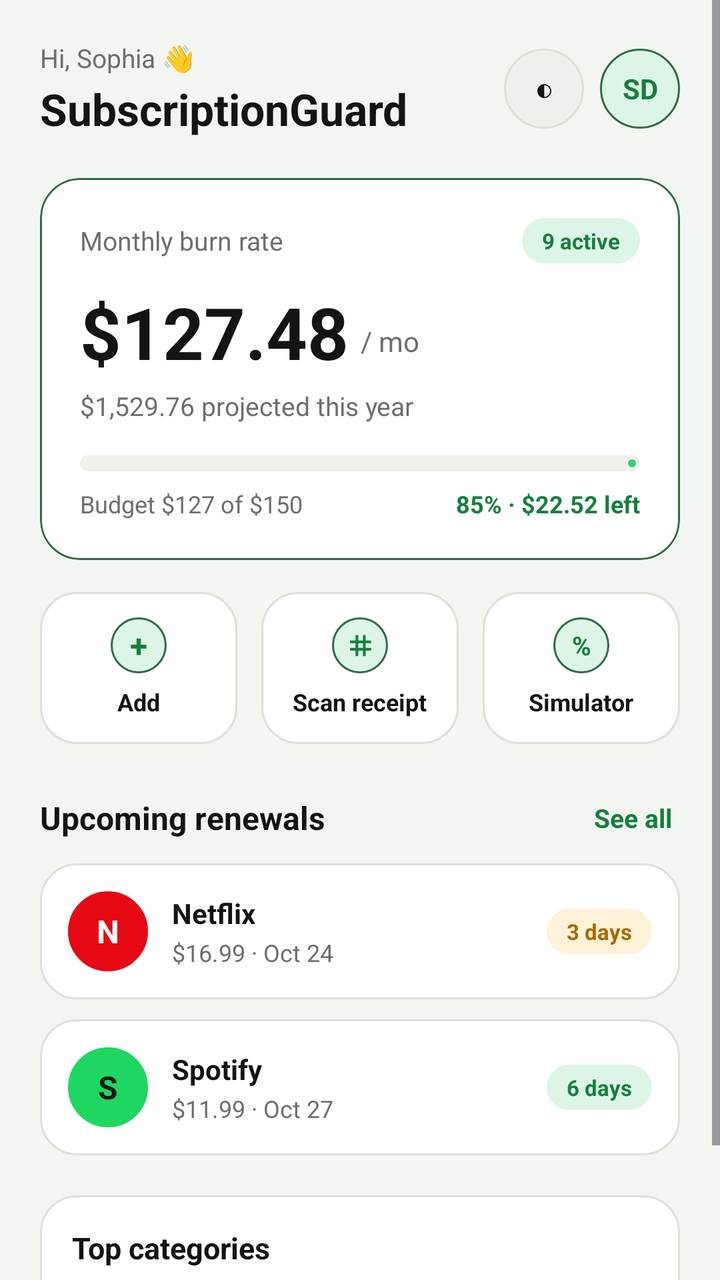
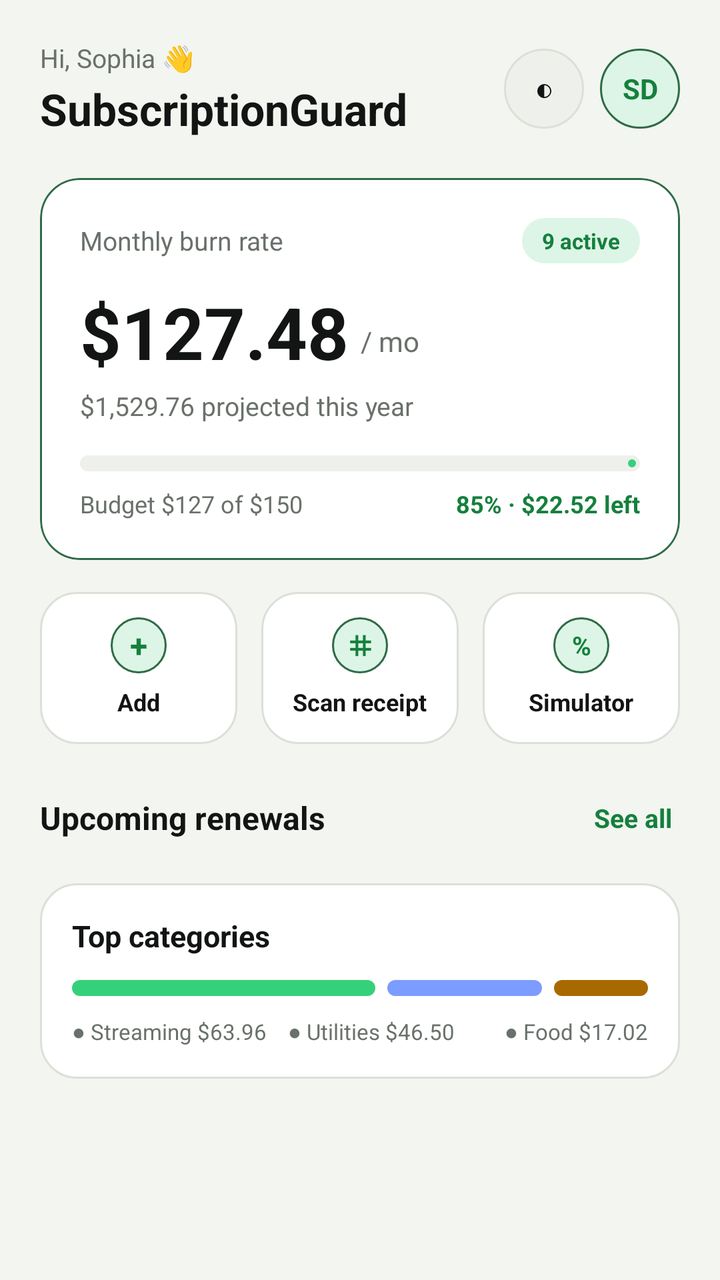

Screens rendered from an Android XML layout before and after an edit, with the pre-edit source and the edit as a unified diff.
<!-- AndroidManifest.xml: application theme Theme.SubGuard -->
<!-- res/layout/fragment_home.xml -->
<?xml version="1.0" encoding="utf-8"?>
<ScrollView xmlns:android="http://schemas.android.com/apk/res/android"
    xmlns:app="http://schemas.android.com/apk/res-auto"
    android:layout_width="match_parent"
    android:layout_height="match_parent"
    android:background="@color/app_background"
    android:fillViewport="true">

    <LinearLayout
        android:layout_width="match_parent"
        android:layout_height="wrap_content"
        android:orientation="vertical"
        android:padding="20dp">

        
        <LinearLayout
            android:layout_width="match_parent"
            android:layout_height="wrap_content"
            android:gravity="center_vertical"
            android:orientation="horizontal">

            <LinearLayout
                android:layout_width="0dp"
                android:layout_height="wrap_content"
                android:layout_weight="1"
                android:orientation="vertical">

                <TextView
                    android:id="@+id/tv_greeting"
                    android:layout_width="wrap_content"
                    android:layout_height="wrap_content"
                    android:text="Hi, Sophia 👋"
                    android:textColor="@color/text_secondary"
                    android:textSize="13sp" />

                <TextView
                    android:layout_width="wrap_content"
                    android:layout_height="wrap_content"
                    android:layout_marginTop="2dp"
                    android:text="SubscriptionGuard"
                    android:textColor="@color/text_primary"
                    android:textSize="22sp"
                    android:textStyle="bold" />
            </LinearLayout>

            <TextView
                android:id="@+id/btn_theme_toggle"
                android:layout_width="40dp"
                android:layout_height="40dp"
                android:layout_marginEnd="8dp"
                android:background="@drawable/bg_circle_elevated"
                android:gravity="center"
                android:text="◐"
                android:textColor="@color/text_primary"
                android:textSize="16sp" />

            <TextView
                android:id="@+id/avatar_profile"
                android:layout_width="40dp"
                android:layout_height="40dp"
                android:background="@drawable/bg_circle_green"
                android:gravity="center"
                android:text="SD"
                android:textColor="@color/accent_green_text"
                android:textSize="14sp"
                android:textStyle="bold" />
        </LinearLayout>

        
        <com.google.android.material.card.MaterialCardView
            android:layout_width="match_parent"
            android:layout_height="wrap_content"
            android:layout_marginTop="20dp"
            app:cardBackgroundColor="@color/card_background"
            app:cardCornerRadius="20dp"
            app:cardElevation="0dp"
            app:strokeColor="@color/green_border"
            app:strokeWidth="1dp">

            <LinearLayout
                android:layout_width="match_parent"
                android:layout_height="wrap_content"
                android:orientation="vertical"
                android:padding="20dp">

                <LinearLayout
                    android:layout_width="match_parent"
                    android:layout_height="wrap_content"
                    android:gravity="center_vertical"
                    android:orientation="horizontal">

                    <TextView
                        android:layout_width="0dp"
                        android:layout_height="wrap_content"
                        android:layout_weight="1"
                        android:text="Monthly burn rate"
                        android:textColor="@color/text_secondary"
                        android:textSize="13sp" />

                    <TextView
                        android:id="@+id/tv_active_chip"
                        android:layout_width="wrap_content"
                        android:layout_height="wrap_content"
                        android:background="@drawable/bg_pill_green"
                        android:paddingHorizontal="10dp"
                        android:paddingVertical="4dp"
                        android:text="9 active"
                        android:textColor="@color/accent_green_text"
                        android:textSize="11sp"
                        android:textStyle="bold" />
                </LinearLayout>

                <LinearLayout
                    android:layout_width="match_parent"
                    android:layout_height="wrap_content"
                    android:layout_marginTop="10dp"
                    android:gravity="bottom"
                    android:orientation="horizontal">

                    <TextView
                        android:id="@+id/txt_monthly_total"
                        android:layout_width="wrap_content"
                        android:layout_height="wrap_content"
                        android:text="$127.48"
                        android:textColor="@color/text_primary"
                        android:textSize="36sp"
                        android:textStyle="bold" />

                    <TextView
                        android:layout_width="wrap_content"
                        android:layout_height="wrap_content"
                        android:layout_marginStart="6dp"
                        android:layout_marginBottom="4dp"
                        android:text="/ mo"
                        android:textColor="@color/text_secondary"
                        android:textSize="14sp" />
                </LinearLayout>

                <TextView
                    android:id="@+id/txt_annual_total"
                    android:layout_width="match_parent"
                    android:layout_height="wrap_content"
                    android:layout_marginTop="4dp"
                    android:text="$1,529.76 projected this year"
                    android:textColor="@color/text_secondary"
                    android:textSize="13sp" />

                
                <com.google.android.material.progressindicator.LinearProgressIndicator
                    android:layout_width="match_parent"
                    android:layout_height="wrap_content"
                    android:layout_marginTop="16dp"
                    android:progress="85"
                    app:indicatorColor="@color/primary_green"
                    app:trackColor="@color/surface_elevated"
                    app:trackCornerRadius="6dp"
                    app:trackThickness="8dp" />

                <LinearLayout
                    android:layout_width="match_parent"
                    android:layout_height="wrap_content"
                    android:layout_marginTop="8dp"
                    android:orientation="horizontal">

                    <TextView
                        android:layout_width="0dp"
                        android:layout_height="wrap_content"
                        android:layout_weight="1"
                        android:text="Budget $127 of $150"
                        android:textColor="@color/text_secondary"
                        android:textSize="12sp" />

                    <TextView
                        android:layout_width="wrap_content"
                        android:layout_height="wrap_content"
                        android:text="85% · $22.52 left"
                        android:textColor="@color/accent_green_text"
                        android:textSize="12sp"
                        android:textStyle="bold" />
                </LinearLayout>

            </LinearLayout>
        </com.google.android.material.card.MaterialCardView>

        
        <LinearLayout
            android:layout_width="match_parent"
            android:layout_height="wrap_content"
            android:layout_marginTop="16dp"
            android:orientation="horizontal">

            <LinearLayout
                android:id="@+id/card_action_add"
                android:layout_width="0dp"
                android:layout_height="76dp"
                android:layout_marginEnd="6dp"
                android:layout_weight="1"
                android:background="@drawable/bg_card_rounded"
                android:gravity="center"
                android:orientation="vertical"
                android:padding="10dp">

                <TextView
                    android:layout_width="28dp"
                    android:layout_height="28dp"
                    android:background="@drawable/bg_circle_green"
                    android:gravity="center"
                    android:text="+"
                    android:textColor="@color/accent_green_text"
                    android:textSize="16sp"
                    android:textStyle="bold" />

                <TextView
                    android:layout_width="wrap_content"
                    android:layout_height="wrap_content"
                    android:layout_marginTop="6dp"
                    android:text="Add"
                    android:textColor="@color/text_primary"
                    android:textSize="12sp"
                    android:textStyle="bold" />
            </LinearLayout>

            <LinearLayout
                android:id="@+id/card_action_scan"
                android:layout_width="0dp"
                android:layout_height="76dp"
                android:layout_marginHorizontal="6dp"
                android:layout_weight="1"
                android:background="@drawable/bg_card_rounded"
                android:gravity="center"
                android:orientation="vertical"
                android:padding="10dp">

                <TextView
                    android:layout_width="28dp"
                    android:layout_height="28dp"
                    android:background="@drawable/bg_circle_green"
                    android:gravity="center"
                    android:text="⌗"
                    android:textColor="@color/accent_green_text"
                    android:textSize="14sp"
                    android:textStyle="bold" />

                <TextView
                    android:layout_width="wrap_content"
                    android:layout_height="wrap_content"
                    android:layout_marginTop="6dp"
                    android:text="Scan receipt"
                    android:textColor="@color/text_primary"
                    android:textSize="12sp"
                    android:textStyle="bold" />
            </LinearLayout>

            <LinearLayout
                android:id="@+id/card_action_simulator"
                android:layout_width="0dp"
                android:layout_height="76dp"
                android:layout_marginStart="6dp"
                android:layout_weight="1"
                android:background="@drawable/bg_card_rounded"
                android:gravity="center"
                android:orientation="vertical"
                android:padding="10dp">

                <TextView
                    android:layout_width="28dp"
                    android:layout_height="28dp"
                    android:background="@drawable/bg_circle_green"
                    android:gravity="center"
                    android:text="%"
                    android:textColor="@color/accent_green_text"
                    android:textSize="13sp"
                    android:textStyle="bold" />

                <TextView
                    android:layout_width="wrap_content"
                    android:layout_height="wrap_content"
                    android:layout_marginTop="6dp"
                    android:text="Simulator"
                    android:textColor="@color/text_primary"
                    android:textSize="12sp"
                    android:textStyle="bold" />
            </LinearLayout>
        </LinearLayout>

        
        <LinearLayout
            android:layout_width="match_parent"
            android:layout_height="wrap_content"
            android:layout_marginTop="24dp"
            android:gravity="center_vertical"
            android:orientation="horizontal">

            <TextView
                android:layout_width="0dp"
                android:layout_height="wrap_content"
                android:layout_weight="1"
                android:text="Upcoming renewals"
                android:textColor="@color/text_primary"
                android:textSize="16sp"
                android:textStyle="bold" />

            <TextView
                android:id="@+id/btn_see_all_renewals"
                android:layout_width="wrap_content"
                android:layout_height="wrap_content"
                android:padding="4dp"
                android:text="See all"
                android:textColor="@color/accent_green_text"
                android:textSize="13sp"
                android:textStyle="bold" />
        </LinearLayout>

        
        <LinearLayout
            android:id="@+id/card_renewal_netflix"
            android:layout_width="match_parent"
            android:layout_height="wrap_content"
            android:layout_marginTop="10dp"
            android:background="@drawable/bg_card_rounded"
            android:gravity="center_vertical"
            android:orientation="horizontal"
            android:padding="14dp">

            <TextView
                android:layout_width="40dp"
                android:layout_height="40dp"
                android:background="@drawable/bg_circle_elevated"
                android:backgroundTint="@color/brand_netflix"
                android:gravity="center"
                android:text="N"
                android:textColor="@color/white"
                android:textSize="16sp"
                android:textStyle="bold" />

            <LinearLayout
                android:layout_width="0dp"
                android:layout_height="wrap_content"
                android:layout_marginStart="12dp"
                android:layout_weight="1"
                android:orientation="vertical">

                <TextView
                    android:layout_width="wrap_content"
                    android:layout_height="wrap_content"
                    android:text="Netflix"
                    android:textColor="@color/text_primary"
                    android:textSize="14sp"
                    android:textStyle="bold" />

                <TextView
                    android:layout_width="wrap_content"
                    android:layout_height="wrap_content"
                    android:layout_marginTop="2dp"
                    android:text="$16.99 · Oct 24"
                    android:textColor="@color/text_secondary"
                    android:textSize="12sp" />
            </LinearLayout>

            <TextView
                android:layout_width="wrap_content"
                android:layout_height="wrap_content"
                android:background="@drawable/bg_pill_amber"
                android:paddingHorizontal="10dp"
                android:paddingVertical="4dp"
                android:text="3 days"
                android:textColor="@color/warning_amber"
                android:textSize="11sp"
                android:textStyle="bold" />
        </LinearLayout>

        
        <LinearLayout
            android:id="@+id/card_renewal_spotify"
            android:layout_width="match_parent"
            android:layout_height="wrap_content"
            android:layout_marginTop="10dp"
            android:background="@drawable/bg_card_rounded"
            android:gravity="center_vertical"
            android:orientation="horizontal"
            android:padding="14dp">

            <TextView
                android:layout_width="40dp"
                android:layout_height="40dp"
                android:background="@drawable/bg_circle_elevated"
                android:backgroundTint="@color/brand_spotify"
                android:gravity="center"
                android:text="S"
                android:textColor="@color/button_on_green"
                android:textSize="16sp"
                android:textStyle="bold" />

            <LinearLayout
                android:layout_width="0dp"
                android:layout_height="wrap_content"
                android:layout_marginStart="12dp"
                android:layout_weight="1"
                android:orientation="vertical">

                <TextView
                    android:layout_width="wrap_content"
                    android:layout_height="wrap_content"
                    android:text="Spotify"
                    android:textColor="@color/text_primary"
                    android:textSize="14sp"
                    android:textStyle="bold" />

                <TextView
                    android:layout_width="wrap_content"
                    android:layout_height="wrap_content"
                    android:layout_marginTop="2dp"
                    android:text="$11.99 · Oct 27"
                    android:textColor="@color/text_secondary"
                    android:textSize="12sp" />
            </LinearLayout>

            <TextView
                android:layout_width="wrap_content"
                android:layout_height="wrap_content"
                android:background="@drawable/bg_pill_green"
                android:paddingHorizontal="10dp"
                android:paddingVertical="4dp"
                android:text="6 days"
                android:textColor="@color/accent_green_text"
                android:textSize="11sp"
                android:textStyle="bold" />
        </LinearLayout>

        
        <LinearLayout
            android:layout_width="match_parent"
            android:layout_height="wrap_content"
            android:layout_marginTop="20dp"
            android:background="@drawable/bg_card_rounded"
            android:orientation="vertical"
            android:padding="16dp">

            <TextView
                android:layout_width="wrap_content"
                android:layout_height="wrap_content"
                android:text="Top categories"
                android:textColor="@color/text_primary"
                android:textSize="15sp"
                android:textStyle="bold" />

            <LinearLayout
                android:layout_width="match_parent"
                android:layout_height="8dp"
                android:layout_marginTop="12dp"
                android:orientation="horizontal">

                <View
                    android:layout_width="0dp"
                    android:layout_height="match_parent"
                    android:layout_marginEnd="3dp"
                    android:layout_weight="55"
                    android:background="@drawable/bg_pill_green"
                    android:backgroundTint="@color/primary_green" />

                <View
                    android:layout_width="0dp"
                    android:layout_height="match_parent"
                    android:layout_marginHorizontal="3dp"
                    android:layout_weight="28"
                    android:background="@drawable/bg_pill_blue"
                    android:backgroundTint="@color/accent_blue" />

                <View
                    android:layout_width="0dp"
                    android:layout_height="match_parent"
                    android:layout_marginStart="3dp"
                    android:layout_weight="17"
                    android:background="@drawable/bg_pill_amber"
                    android:backgroundTint="@color/warning_amber" />
            </LinearLayout>

            <LinearLayout
                android:layout_width="match_parent"
                android:layout_height="wrap_content"
                android:layout_marginTop="10dp"
                android:orientation="horizontal">

                <TextView
                    android:layout_width="0dp"
                    android:layout_height="wrap_content"
                    android:layout_weight="1"
                    android:text="● Streaming $63.96"
                    android:textColor="@color/text_secondary"
                    android:textSize="11sp" />

                <TextView
                    android:layout_width="0dp"
                    android:layout_height="wrap_content"
                    android:layout_weight="1"
                    android:text="● Utilities $46.50"
                    android:textColor="@color/text_secondary"
                    android:textSize="11sp" />

                <TextView
                    android:layout_width="wrap_content"
                    android:layout_height="wrap_content"
                    android:text="● Food $17.02"
                    android:textColor="@color/text_secondary"
                    android:textSize="11sp" />
            </LinearLayout>
        </LinearLayout>

    </LinearLayout>
</ScrollView>
<!-- resources referenced by this layout -->
<resources>
  <color name="accent_blue">#7C9CFF</color>
  <color name="accent_green_text">#15803D</color>
  <color name="app_background">#F3F5F0</color>
  <color name="brand_netflix">#E50914</color>
  <color name="brand_spotify">#1ED760</color>
  <color name="button_on_green">#0B1A10</color>
  <color name="card_background">#FFFFFF</color>
  <color name="green_border">#2F6B47</color>
  <color name="primary_green">#34D17A</color>
  <color name="surface_elevated">#EEF0EB</color>
  <color name="text_primary">#121513</color>
  <color name="text_secondary">#69716A</color>
  <color name="warning_amber">#A86A00</color>
  <color name="white">#FFFFFFFF</color>
  <!-- drawable bg_card_rounded (drawable) -->
  <?xml version="1.0" encoding="utf-8"?>
  <shape xmlns:android="http://schemas.android.com/apk/res/android"
      android:shape="rectangle">
      <solid android:color="@color/card_background" />
      <corners android:radius="18dp" />
      <stroke
          android:width="1dp"
          android:color="@color/card_border" />
  </shape>
  <!-- drawable bg_circle_elevated (drawable) -->
  <?xml version="1.0" encoding="utf-8"?>
  <shape xmlns:android="http://schemas.android.com/apk/res/android"
      android:shape="oval">
      <solid android:color="@color/surface_elevated" />
      <stroke
          android:width="1dp"
          android:color="@color/card_border" />
  </shape>
  <!-- drawable bg_circle_green (drawable) -->
  <?xml version="1.0" encoding="utf-8"?>
  <shape xmlns:android="http://schemas.android.com/apk/res/android"
      android:shape="oval">
      <solid android:color="@color/green_surface" />
      <stroke
          android:width="1dp"
          android:color="@color/green_border" />
  </shape>
  <!-- drawable bg_pill_amber (drawable) -->
  <?xml version="1.0" encoding="utf-8"?>
  <shape xmlns:android="http://schemas.android.com/apk/res/android"
      android:shape="rectangle">
      <solid android:color="@color/warning_surface" />
      <corners android:radius="999dp" />
  </shape>
  <!-- drawable bg_pill_blue (drawable) -->
  <?xml version="1.0" encoding="utf-8"?>
  <shape xmlns:android="http://schemas.android.com/apk/res/android"
      android:shape="rectangle">
      <solid android:color="@color/blue_surface" />
      <corners android:radius="999dp" />
  </shape>
  <!-- drawable bg_pill_green (drawable) -->
  <?xml version="1.0" encoding="utf-8"?>
  <shape xmlns:android="http://schemas.android.com/apk/res/android"
      android:shape="rectangle">
      <solid android:color="@color/green_surface" />
      <corners android:radius="999dp" />
  </shape>
  <style name="Theme.SubGuard" parent="Base.Theme.SubGuard" />
  <color name="card_border">#DCE0D8</color>
  <color name="green_surface">#DDF5E6</color>
  <color name="warning_surface">#FDF1D8</color>
  <color name="blue_surface">#E8EEFF</color>
  <style name="Base.Theme.SubGuard" parent="Theme.Material3.DayNight.NoActionBar">
          <item name="colorPrimary">@color/primary_green</item>
          <item name="colorOnPrimary">@color/button_on_green</item>
          <item name="android:statusBarColor">@color/app_background</item>
          <item name="android:navigationBarColor">@color/card_background</item>
          <item name="android:windowBackground">@color/app_background</item>
      </style>
</resources>

<!-- the commit's change to res/layout/fragment_home.xml (unified diff, before → after) -->
@@ -311,121 +311,7 @@
                 android:textStyle="bold" />
         </LinearLayout>
 
-        
-        <LinearLayout
-            android:id="@+id/card_renewal_netflix"
-            android:layout_width="match_parent"
-            android:layout_height="wrap_content"
-            android:layout_marginTop="10dp"
-            android:background="@drawable/bg_card_rounded"
-            android:gravity="center_vertical"
-            android:orientation="horizontal"
-            android:padding="14dp">
-
-            <TextView
-                android:layout_width="40dp"
-                android:layout_height="40dp"
-                android:background="@drawable/bg_circle_elevated"
-                android:backgroundTint="@color/brand_netflix"
-                android:gravity="center"
-                android:text="N"
-                android:textColor="@color/white"
-                android:textSize="16sp"
-                android:textStyle="bold" />
-
-            <LinearLayout
-                android:layout_width="0dp"
-                android:layout_height="wrap_content"
-                android:layout_marginStart="12dp"
-                android:layout_weight="1"
-                android:orientation="vertical">
-
-                <TextView
-                    android:layout_width="wrap_content"
-                    android:layout_height="wrap_content"
-                    android:text="Netflix"
-                    android:textColor="@color/text_primary"
-                    android:textSize="14sp"
-                    android:textStyle="bold" />
-
-                <TextView
-                    android:layout_width="wrap_content"
-                    android:layout_height="wrap_content"
-                    android:layout_marginTop="2dp"
-                    android:text="$16.99 · Oct 24"
-                    android:textColor="@color/text_secondary"
-                    android:textSize="12sp" />
-            </LinearLayout>
-
-            <TextView
-                android:layout_width="wrap_content"
-                android:layout_height="wrap_content"
-                android:background="@drawable/bg_pill_amber"
-                android:paddingHorizontal="10dp"
-                android:paddingVertical="4dp"
-                android:text="3 days"
-                android:textColor="@color/warning_amber"
-                android:textSize="11sp"
-                android:textStyle="bold" />
-        </LinearLayout>
-
-        
-        <LinearLayout
-            android:id="@+id/card_renewal_spotify"
-            android:layout_width="match_parent"
-            android:layout_height="wrap_content"
-            android:layout_marginTop="10dp"
-            android:background="@drawable/bg_card_rounded"
-            android:gravity="center_vertical"
-            android:orientation="horizontal"
-            android:padding="14dp">
-
-            <TextView
-                android:layout_width="40dp"
-                android:layout_height="40dp"
-                android:background="@drawable/bg_circle_elevated"
-                android:backgroundTint="@color/brand_spotify"
-                android:gravity="center"
-                android:text="S"
-                android:textColor="@color/button_on_green"
-                android:textSize="16sp"
-                android:textStyle="bold" />
-
-            <LinearLayout
-                android:layout_width="0dp"
-                android:layout_height="wrap_content"
-                android:layout_marginStart="12dp"
-                android:layout_weight="1"
-                android:orientation="vertical">
-
-                <TextView
-                    android:layout_width="wrap_content"
-                    android:layout_height="wrap_content"
-                    android:text="Spotify"
-                    android:textColor="@color/text_primary"
-                    android:textSize="14sp"
-                    android:textStyle="bold" />
-
-                <TextView
-                    android:layout_width="wrap_content"
-                    android:layout_height="wrap_content"
-                    android:layout_marginTop="2dp"
-                    android:text="$11.99 · Oct 27"
-                    android:textColor="@color/text_secondary"
-                    android:textSize="12sp" />
-            </LinearLayout>
-
-            <TextView
-                android:layout_width="wrap_content"
-                android:layout_height="wrap_content"
-                android:background="@drawable/bg_pill_green"
-                android:paddingHorizontal="10dp"
-                android:paddingVertical="4dp"
-                android:text="6 days"
-                android:textColor="@color/accent_green_text"
-                android:textSize="11sp"
-                android:textStyle="bold" />
-        </LinearLayout>
+
 
         
         <LinearLayout
<!-- resource entries referenced after the edit -->
@@ -3,8 +3,6 @@
   <color name="accent_blue">#7C9CFF</color>
   <color name="accent_green_text">#15803D</color>
   <color name="app_background">#F3F5F0</color>
-  <color name="brand_netflix">#E50914</color>
-  <color name="brand_spotify">#1ED760</color>
   <color name="button_on_green">#0B1A10</color>
   <color name="card_background">#FFFFFF</color>
   <color name="green_border">#2F6B47</color>
@@ -13,7 +11,6 @@
   <color name="text_primary">#121513</color>
   <color name="text_secondary">#69716A</color>
   <color name="warning_amber">#A86A00</color>
-  <color name="white">#FFFFFFFF</color>
   <!-- drawable bg_card_rounded (drawable) -->
   <?xml version="1.0" encoding="utf-8"?>
   <shape xmlns:android="http://schemas.android.com/apk/res/android"
